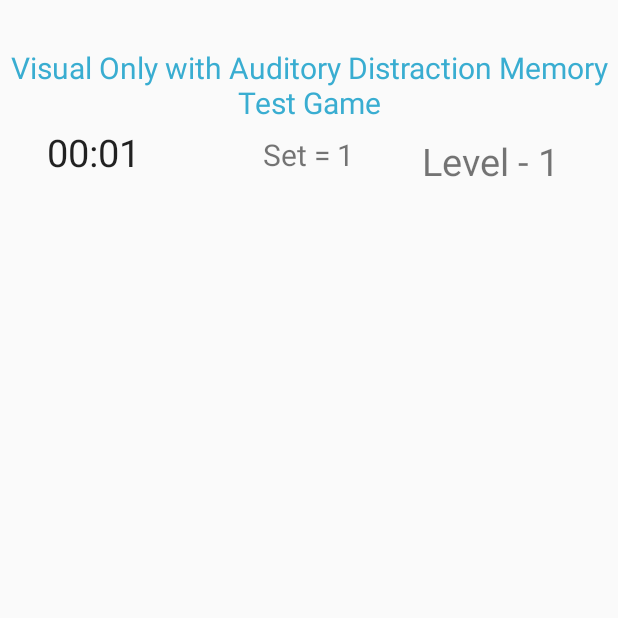
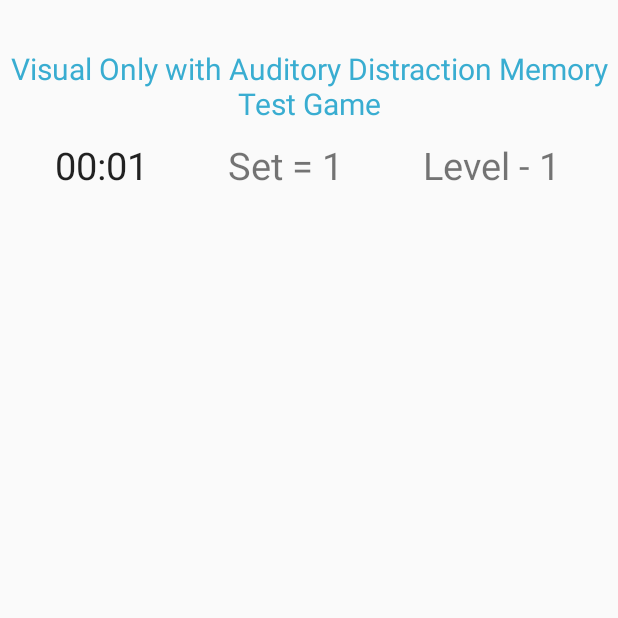
Before and after one commit to knkbga/IIT-Project, an Android app: the VisualOnlyWithDistraction screen opened directly, with no data from a screen before it, on a phone screen of 412 x 824 dp, the top half of it. Run offline under Robolectric (Android 15) with nearby library versions, the phone set to English and light mode, and no system bars; 1 statement that could not run was skipped.

Commit message:
Proper allignment in W_Distraction layout

```diff
--- a/app/src/main/res/layout/activity_visual_only_with_distraction.xml
+++ b/app/src/main/res/layout/activity_visual_only_with_distraction.xml
@@ -11,22 +11,15 @@
     <RelativeLayout
         android:layout_width="match_parent"
         android:layout_height="match_parent">
+
         <RelativeLayout
             android:layout_width="match_parent"
             android:layout_height="match_parent"
             android:layout_alignParentTop="true"
             android:layout_alignParentLeft="true"
             android:layout_alignParentStart="true"
-            android:layout_marginTop="11dp">
-            <TextView
-                android:id="@+id/setNumber"
-                android:text="Set = 1"
-                android:textSize="20dp"
-                android:layout_width="wrap_content"
-                android:layout_height="wrap_content"
-                android:layout_below="@+id/textView2"
-                android:layout_centerHorizontal="true"
-                android:layout_marginTop="7dp" />
+            android:layout_marginTop="12dp">
+
             <TextView
                 android:layout_marginTop="20dp"
                 android:layout_width="match_parent"
@@ -81,31 +74,49 @@
                 android:layout_marginTop="47dp"
                 android:visibility="gone" />
 
-        </RelativeLayout>
+            <LinearLayout
+                android:layout_width="match_parent"
+                android:layout_height="wrap_content"
+                android:layout_below="@+id/textView2"
+                android:layout_marginTop="10dp"
+                android:layout_toEndOf="@+id/progressBar"
+                android:layout_toRightOf="@+id/progressBar"
+                android:paddingLeft="10dp"
+                android:paddingRight="10dp"
+                android:weightSum="1">
 
                 <Chronometer
-            android:textSize="25dp"
-            android:visibility="visible"
+                    android:textAlignment="center"
                     android:id="@+id/timer"
                     android:layout_width="wrap_content"
                     android:layout_height="wrap_content"
-            android:layout_alignParentLeft="true"
-            android:layout_alignParentStart="true"
-            android:layout_alignParentTop="true"
-            android:layout_marginLeft="31dp"
-            android:layout_marginStart="31dp"
-            android:layout_marginTop="84dp" />
+                    android:layout_weight="0.33"
+                    android:textSize="25dp"
+                    android:visibility="visible" />
+
                 <TextView
-            android:textSize="25dp"
+                    android:id="@+id/setNumber"
+                    android:layout_width="wrap_content"
+                    android:layout_height="wrap_content"
+                    android:layout_below="@+id/textView2"
+                    android:layout_weight="0.33"
+                    android:text="Set = 1"
+                    android:textAlignment="center"
+                    android:textSize="25dp" />
+
+                <TextView
                     android:id="@+id/levelIndicator"
                     android:layout_width="wrap_content"
                     android:layout_height="wrap_content"
-            android:layout_alignParentEnd="true"
-            android:layout_alignParentRight="true"
-            android:layout_below="@+id/textView"
-            android:layout_marginEnd="39dp"
-            android:layout_marginRight="39dp"
-            android:layout_marginTop="90dp" />
+                    android:layout_weight="0.33"
+                    android:textAlignment="center"
+                    android:textSize="25dp" />
+            </LinearLayout>
+
+        </RelativeLayout>
+
+
+
     </RelativeLayout>
 
 </ScrollView>
--- a/app/src/main/res/values/strings.xml
+++ b/app/src/main/res/values/strings.xml
@@ -1,15 +1,15 @@
 <resources>
-    <string name="app_name">Working Memory</string>
+    <string name="app_name">Digit Span</string>
 
     <string name="title_activity_home_page">HomePage</string>
     <string name="dummy_button">Dummy Button</string>
     <string name="dummy_content">DUMMY\nCONTENT</string>
 
-    <string name="title_activity_trials_wodistraction">TrialsWODistraction</string>
+    <string name="title_activity_trials_wodistraction">Trials Without Distraction</string>
 
     <string name="title_activity_trials">Trials</string>
 
-    <string name="title_activity_trials_wdistraction">TrialsWDistraction</string>
+    <string name="title_activity_trials_wdistraction">Trials With Distraction</string>
 
     <string name="instruction_wo_trial_1">This trial includes 3 sets, each including 6 levels.</string>
     <string name="instruction_wo_trial_2">For each level you will be provided with 3 lives.</string>
```
Also changed, not shown: app/src/main/java/authentication/Register.java (+3 -5 lines), app/src/main/java/comprehensive/Test2.java (deleted, +0 -355 lines), app/src/main/java/comprehensive/VisualAndAuditoryPage.java (+15 -14 lines), app/src/main/java/comprehensive/VisualOnlyWithDistraction.java (+16 -14 lines), app/src/main/res/layout/activity_register.xml (+6 -6 lines). Lines whose indentation alone changed are shown as unchanged.
